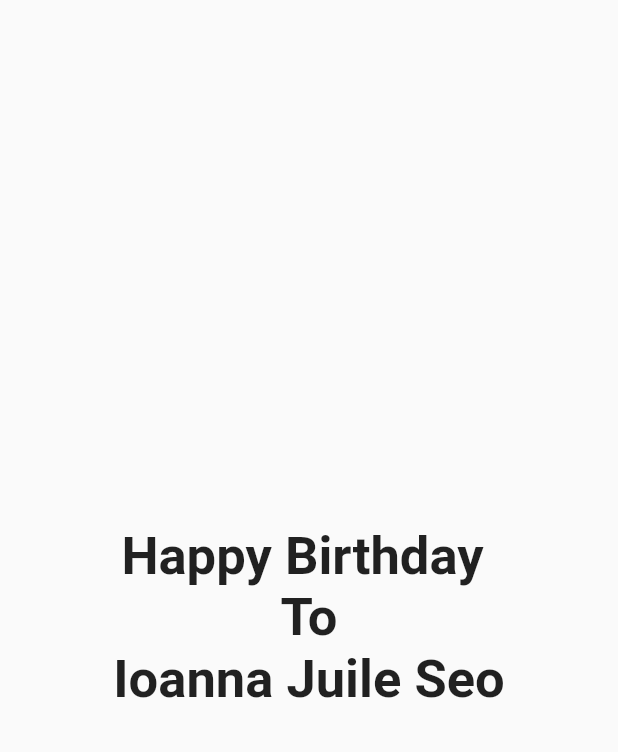
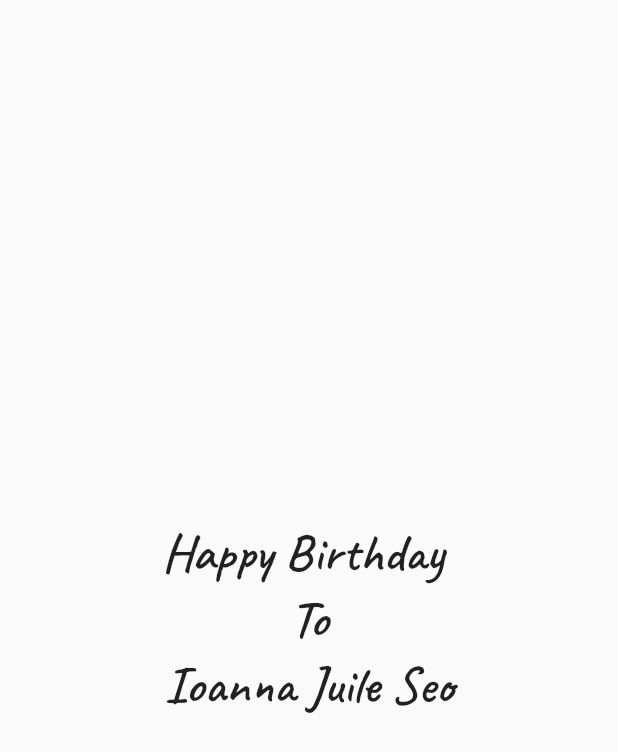
Before and after one commit to HaekyungS/Ioanna_Seo, a Flutter app: the screen it shows after launch, on a phone screen of 412 x 824 dp. Shown: the top 752 px of the screen. Run offline on Flutter 3.47's test engine with Material 2 defaults, Android fonts, the phone set to English and light mode, and no system bars; our stand-ins replace google_fonts.

Commit message:
구글폰트 적용 완료!

```diff
--- a/my_flutter_app/lib/main.dart
+++ b/my_flutter_app/lib/main.dart
@@ -31,26 +31,20 @@ class MyHomePage extends StatefulWidget {
 class _MyHomePageState extends State<MyHomePage> {
   @override
   Widget build(BuildContext context) {
-    return const Scaffold(
+    return Scaffold(
       body: Center(
         child: Column(
           mainAxisAlignment: MainAxisAlignment.center,
           children: <Widget>[
             Text('Happy Birthday ',
-                style: TextStyle(
-                    fontFamily: 'Caveat',
-                    fontSize: 35,
-                    fontWeight: FontWeight.w700)),
+                style: GoogleFonts.caveat(
+                    fontWeight: FontWeight.w600, fontSize: 35)),
             Text('To',
-                style: TextStyle(
-                    fontFamily: 'Caveat',
-                    fontSize: 35,
-                    fontWeight: FontWeight.w700)),
+                style: GoogleFonts.caveat(
+                    fontWeight: FontWeight.w600, fontSize: 35)),
             Text('Ioanna Juile Seo',
-                style: TextStyle(
-                    fontFamily: 'Caveat',
-                    fontSize: 35,
-                    fontWeight: FontWeight.w700))
+                style: GoogleFonts.caveat(
+                    fontWeight: FontWeight.w600, fontSize: 35))
           ],
         ),
       ),
```
